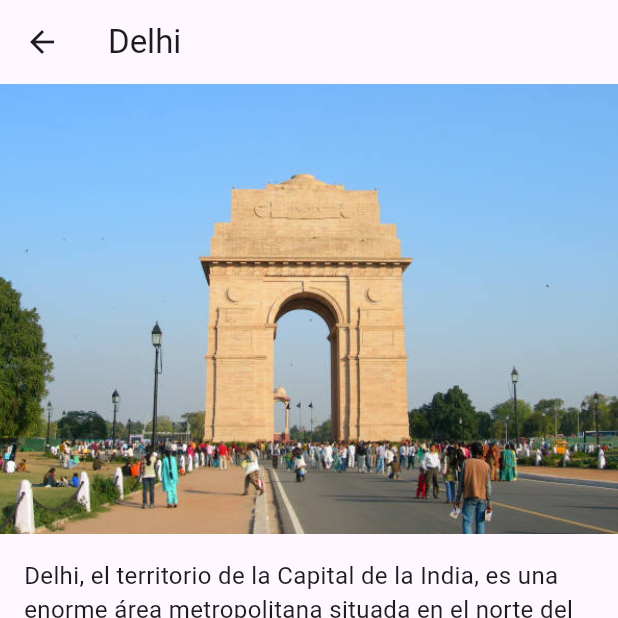
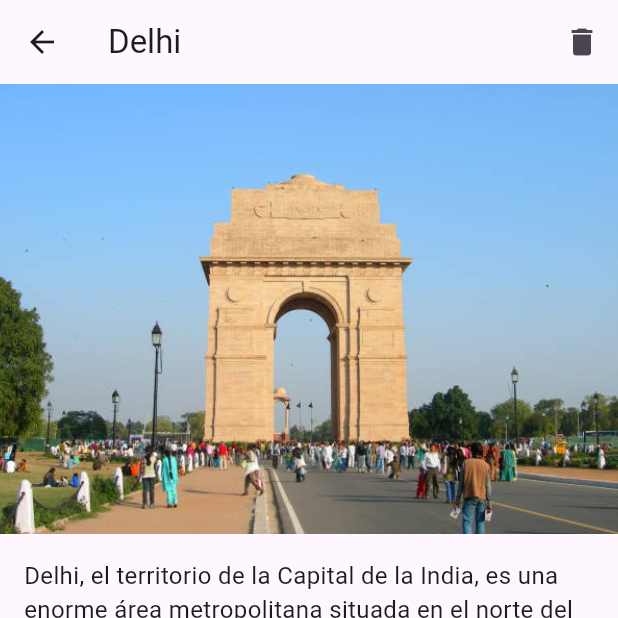
Before and after one commit to Dianathecoder/App_Flutter, a Flutter app: the Count screen opened directly with empty values, after a tap on "Delhi", on a phone screen of 412 x 824 dp, the top half of it. Run offline on Flutter 3.47's test engine with Material 3 defaults, Android fonts, the phone set to English and light mode, and no system bars.

Commit message:
flutter ej_04

```diff
--- a/lib/pages/count.dart
+++ b/lib/pages/count.dart
@@ -1,8 +1,17 @@
 import 'package:flutter/material.dart';
 import 'pantallaDetalle.dart';
 
-class Count extends StatelessWidget {
-  final String username;
+//// StatefulWidget: Permite que la pantalla se redibuje cuando la lista cambie (borrado)
+class Count extends StatefulWidget {
+  final String username; //Variable que recibe el nombre desde el LoginPage
+  const Count({super.key, required this.username});
+
+  @override
+  State<Count> createState() => _CountState();
+}
+
+class _CountState extends State<Count> {
+  // 1. Lista de datos: Definida dentro del State para que sea mutable y reaccione al setState
   final List<Map<String, String>> ciudades = [
     {
       "nombre": "Delhi",
@@ -30,33 +39,38 @@ class Count extends StatelessWidget {
     },
   ];
 
-  Count({super.key, required this.username});
   @override
   Widget build(BuildContext context) {
     const Color colorLogo = Color.fromARGB(255, 118, 143, 95);
 
     return Scaffold(
-      backgroundColor: const Color.fromARGB(255, 255, 255, 255), // Fondo blanco
+      backgroundColor: const Color.fromARGB(255, 255, 255, 255),
       appBar: AppBar(
+        // widget.username: Forma de acceder a los datos del constructor desde el State
         title: Text(
-          "¡Hola $username!",
+          "¡Hola ${widget.username}!",
           style: const TextStyle(color: Colors.white),
         ),
         backgroundColor: colorLogo,
         elevation: 0,
         iconTheme: const IconThemeData(color: Colors.white),
       ),
+
+      // ListView.builder: Crea los elementos de la lista de forma eficiente bajo demanda
       body: ListView.builder(
-        itemCount: ciudades.length,
+        itemCount:
+            ciudades.length, //// Indica cuántos elementos hay en la lista
         padding: const EdgeInsets.symmetric(vertical: 10),
         itemBuilder: (context, index) {
-          final ciudad = ciudades[index];
+          final ciudad =
+              ciudades[index]; // Extrae la ciudad actual por su índice
           return Container(
             margin: const EdgeInsets.symmetric(horizontal: 16, vertical: 8),
             decoration: BoxDecoration(
-              color: colorLogo, // La tarjeta ahora tiene el color del logo
+              color: colorLogo,
               borderRadius: BorderRadius.circular(15),
               boxShadow: [
+                //Sombra suave para dar profundidad
                 BoxShadow(
                   color: Colors.black.withOpacity(0.1),
                   blurRadius: 8,
@@ -66,12 +80,15 @@ class Count extends StatelessWidget {
             ),
             child: ListTile(
               contentPadding: const EdgeInsets.all(12),
+              // Hero origen: Define el widget que "volará" a la siguiente pantalla
               leading: Hero(
                 tag: ciudad['nombre']!,
                 child: CircleAvatar(
                   radius: 30,
                   backgroundColor: Colors.white24,
-                  backgroundImage: AssetImage(ciudad['imagen']!),
+                  backgroundImage: AssetImage(
+                    ciudad['imagen']!,
+                  ), //// Foto circular
                 ),
               ),
               title: Text(
@@ -91,14 +108,27 @@ class Count extends StatelessWidget {
               ),
               trailing: const Icon(
                 Icons.arrow_forward_ios,
-                color: Colors.white, // Flecha blanca
+                color: Colors.white,
                 size: 20,
               ),
               onTap: () {
+                // Navigator.push: Añade la pantalla de detalle al stack de navegación
                 Navigator.push(
                   context,
                   MaterialPageRoute(
-                    builder: (context) => Pantalladetalle(ciudad: ciudad),
+                    builder: (context) => Pantalladetalle(
+                      ciudad:
+                          ciudad, // Paso de datos: Enviamos el objeto ciudad
+                      // Enviar función: Pasamos la lógica de borrado como callback
+                      onDelete: () {
+                        // setState: Notifica al framework que la lista ha cambiado y debe redibujar
+                        setState(() {
+                          ciudades.removeAt(
+                            index,
+                          ); // Elimina el elemento por su posición
+                        });
+                      },
+                    ),
                   ),
                 );
               },
--- a/lib/pages/pantallaDetalle.dart
+++ b/lib/pages/pantallaDetalle.dart
@@ -2,17 +2,62 @@ import 'package:flutter/material.dart';
 
 class Pantalladetalle extends StatelessWidget {
   final Map<String, String> ciudad;
+  final VoidCallback
+  onDelete; // Función recibida del padre para ejecutar el borrado
 
-  const Pantalladetalle({super.key, required this.ciudad});
+  const Pantalladetalle({
+    super.key,
+    required this.ciudad,
+    required this.onDelete, // Lo ponemos en el constrcutor
+  });
+
+  //mostrar el dialogo de Borrar
+  void _mostrarDialogoBorrar(BuildContext context) {
+    // showDialog: Muestra una ventana emergente sobre la pantalla actual
+    showDialog(
+      context: context,
+      builder: (context) => AlertDialog(
+        title: const Text("Confirmar borrado"),
+        content: Text("¿Deseas eliminar ${ciudad['nombre']}?"),
+        actions: [
+          TextButton(
+            onPressed: () =>
+                Navigator.pop(context), // Cierra solo la ventana del diálogo
+            child: const Text("CANCELAR"),
+          ),
+          TextButton(
+            onPressed: () {
+              onDelete(); // Ejecuta el setState() que vive en la pantalla 'Count'
+              Navigator.pop(context); // Cierra el diálogo
+              Navigator.pop(context); // Cierra el detalle y vuelve a la lista
+            },
+            child: const Text("BORRAR", style: TextStyle(color: Colors.red)),
+          ),
+        ],
+      ),
+    );
+  }
 
   @override
   Widget build(BuildContext context) {
     return Scaffold(
-      appBar: AppBar(title: Text(ciudad['nombre']!)),
+      appBar: AppBar(
+        title: Text(ciudad['nombre']!),
+        actions: [
+          // Icono de la papelera
+          IconButton(
+            icon: const Icon(Icons.delete),
+            onPressed: () =>
+                _mostrarDialogoBorrar(context), //// Abre el diálogo
+          ),
+        ],
+      ),
       body: Column(
         children: [
+          // Hero: Crea la animación de "vuelo" de la imagen entre pantallas
           Hero(
-            tag: ciudad['nombre']!,
+            tag:
+                ciudad['nombre']!, // El tag debe ser IDÉNTICO al de la pantalla anterior
             child: Image.asset(
               ciudad['imagen']!,
               width: double.infinity,
@@ -22,7 +67,10 @@ class Pantalladetalle extends StatelessWidget {
           ),
           Padding(
             padding: const EdgeInsets.all(16.0),
-            child: Text(ciudad['desc']!, style: const TextStyle(fontSize: 16)),
+            child: Text(
+              ciudad['desc']!,
+              style: const TextStyle(fontSize: 16),
+            ), // Muestra la descripción de la ciudad
           ),
         ],
       ),
```
Also changed, not shown: lib/main.dart (+13 -3 lines), lib/pages/login.dart (+14 -3 lines), lib/pages/splashscreen.dart (added, +47 -0 lines).
